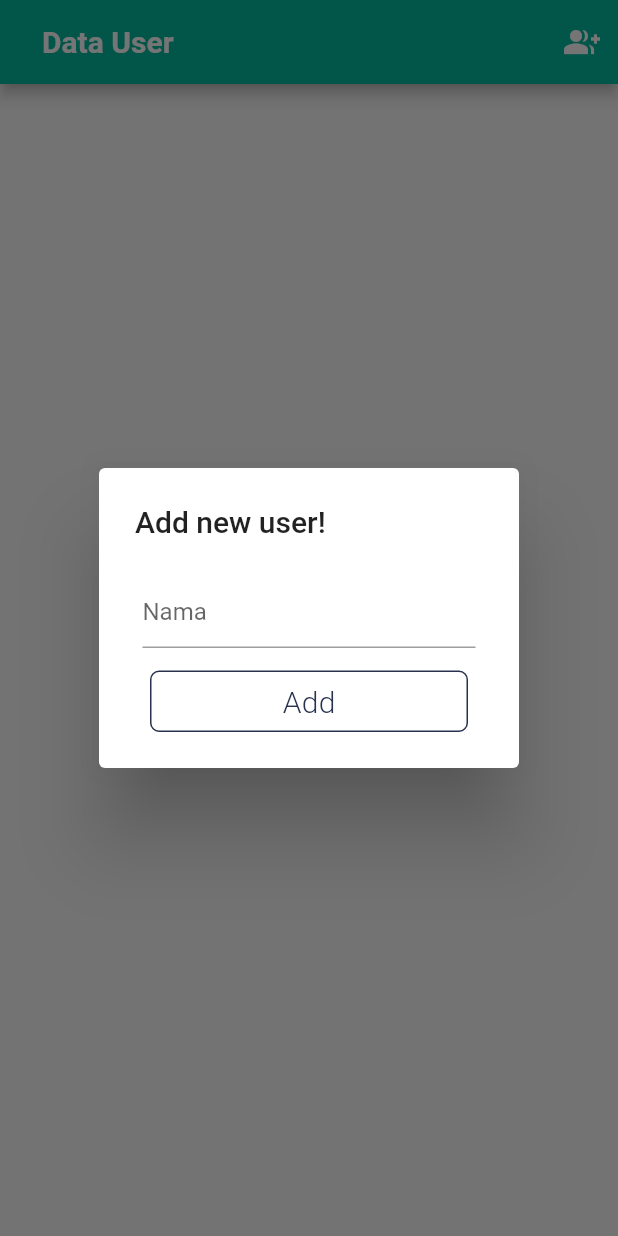
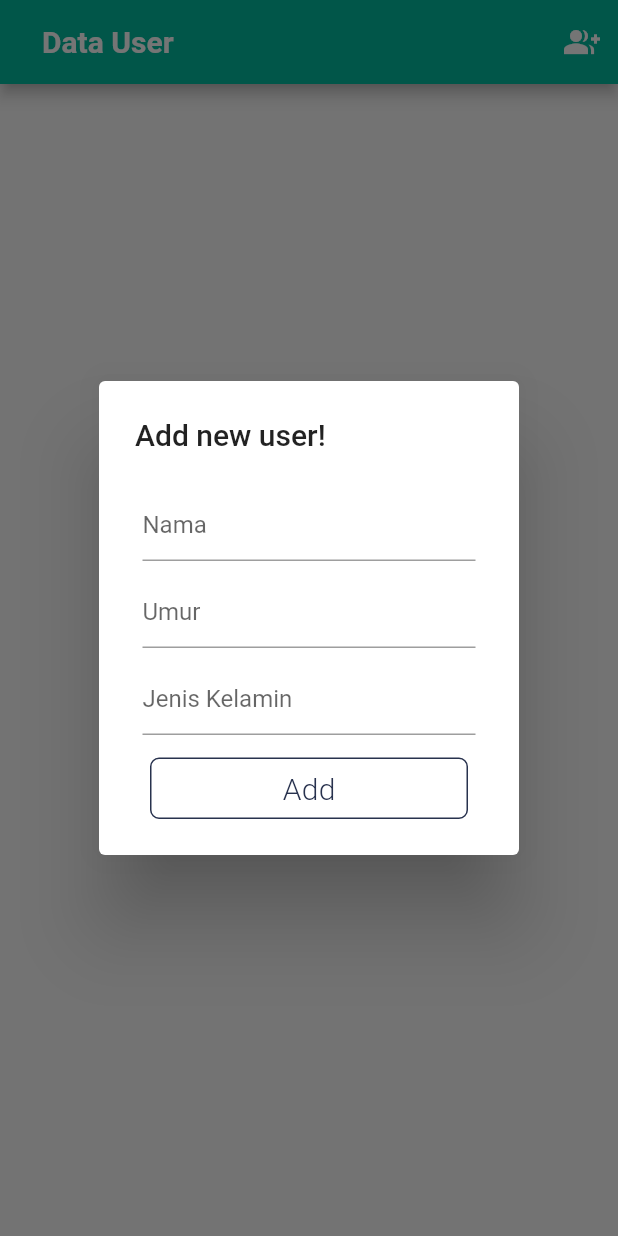
Before and after one commit to asrini07/flutter-pertemuan3, a Flutter app: the screen it shows after launch, after a tap on the "group add" icon, on a phone screen of 412 x 824 dp. Run offline on Flutter 3.47's test engine with Material 2 defaults, Android fonts, the phone set to English and light mode, and no system bars; drawn by our look-alikes of firebase_database.

Commit message:
crud umur jenis kelamin

```diff
--- a/lib/Mahasiswa.dart
+++ b/lib/Mahasiswa.dart
@@ -3,17 +3,23 @@ import 'package:firebase_database/firebase_database.dart';
 class Mahasiswa {
   String _id;
   String _nama;
+  String _umur;
+  String _jenis_kelamin;
  // String _alamat;
 
-  Mahasiswa(this._id, this._nama); //constrakter = fungsi yang di panggil pertama kali
+  Mahasiswa(this._id, this._nama, this._umur, this._jenis_kelamin); //constrakter = fungsi yang di panggil pertama kali
 
   String get nama => _nama;
+  String get umur => _umur;
+  String get jenis_kelamin => _jenis_kelamin;
 
   String get id => _id;
 
   Mahasiswa.fromSnapshot(DataSnapshot snapshot) {
     _id = snapshot.key;
     _nama = snapshot.value['nama'];
+    _umur = snapshot.value['umur'];
+    _jenis_kelamin = snapshot.value['jenis_kelamin'];
    // _alamat = snapshot.value['alamat'];
   }
 }
--- a/lib/crud_dialog.dart
+++ b/lib/crud_dialog.dart
@@ -3,6 +3,8 @@ import 'package:pertemuan3/mahasiswa.dart';
 
 class CrudDialog{
   final teName = TextEditingController();
+  final teUmur = TextEditingController();
+  final teJenisKelamin = TextEditingController();
   Mahasiswa user;
 
   static const TextStyle linkStyle = const TextStyle(
@@ -15,6 +17,8 @@ Widget buildAboutDialog(BuildContext context, AddUserCallback _myHomePageState,
   if(user != null) {
     this.user = user;
     teName.text = user.nama;
+    teUmur.text = user.umur;
+    teJenisKelamin.text = user.jenis_kelamin;
   }
 
   return new AlertDialog(
@@ -25,6 +29,8 @@ Widget buildAboutDialog(BuildContext context, AddUserCallback _myHomePageState,
         crossAxisAlignment: CrossAxisAlignment.start,
         children: <Widget>[
           getTextField("Nama", teName),
+          getTextField("Umur", teUmur),
+          getTextField("Jenis Kelamin", teJenisKelamin),
           new GestureDetector(
             onTap: () => onTap(isEdit, _myHomePageState, context),
             child: new Container(
@@ -79,7 +85,7 @@ Widget getAppBorderButton(String buttonLabel, EdgeInsets margin){
 }
 
 Mahasiswa getData(bool isEdit){
-  return new Mahasiswa(isEdit ? user.id: "", teName.text);
+  return new Mahasiswa(isEdit ? user.id: "", teName.text, teUmur.text, teJenisKelamin.text);
 }
 
 
--- a/lib/database_crud.dart
+++ b/lib/database_crud.dart
@@ -85,7 +85,9 @@ class DatabaseCrud {
 
     if(transactionResult.committed){
       _userRef.push().set(<String, String>{
-        "nama": "" + user.nama
+        "nama": "" + user.nama,
+        "umur": "" + user.umur,
+        "jenis_kelamin": "" + user.jenis_kelamin
       }).then((_) {
         print('Transaction comitted');
       });
@@ -100,7 +102,9 @@ class DatabaseCrud {
   //UPDATE USER
   void updateUser(Mahasiswa user) async {
     await _userRef.child(user.id).update({
-      "nama": "" + user.nama
+      "nama": "" + user.nama,
+      "umur": "" + user.umur,
+      "jenis_kelamin": "" + user.jenis_kelamin
     }).then((_) {
       print('Transaction Commited');
     });
```
Also changed, not shown: lib/beranda.dart (+14 -0 lines).
